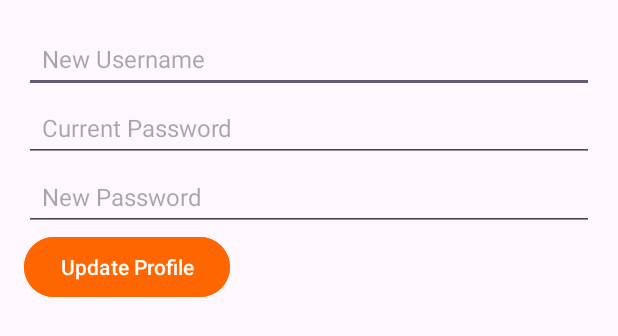
After one commit to DuKapai/ExpenseManagement, an Android app: the layout dialog_edit_profile.xml on its own in the app's theme, with its tools: preview values and no code run, on a phone screen of 412 x 824 dp. The commit adds this screen. Shown: the top 336 px of the screen. Run offline under Robolectric (Android 15) with nearby library versions, the phone set to English and light mode, and no system bars.

Commit message:
add edit profile

```diff
--- /dev/null
+++ b/Expense/expense/app/src/main/res/layout/dialog_edit_profile.xml
@@ -0,0 +1,36 @@
+<?xml version="1.0" encoding="utf-8"?>
+<LinearLayout xmlns:android="http://schemas.android.com/apk/res/android"
+    android:layout_width="match_parent"
+    android:layout_height="wrap_content"
+    android:orientation="vertical"
+    android:padding="16dp">
+    <EditText
+        android:id="@+id/edt_new_name"
+        android:layout_width="match_parent"
+        android:layout_height="wrap_content"
+        android:hint="New Username"
+        android:padding="12dp"
+        android:textSize="16sp" />
+    <EditText
+        android:id="@+id/edt_old_password"
+        android:layout_width="match_parent"
+        android:layout_height="wrap_content"
+        android:hint="Current Password"
+        android:padding="12dp"
+        android:textSize="16sp"
+        android:inputType="textPassword" />
+    <EditText
+        android:id="@+id/edt_new_password"
+        android:layout_width="match_parent"
+        android:layout_height="wrap_content"
+        android:hint="New Password"
+        android:padding="12dp"
+        android:textSize="16sp"
+        android:inputType="textPassword" />
+    <Button
+        android:id="@+id/btn_update_profile"
+        android:layout_width="wrap_content"
+        android:layout_height="wrap_content"
+        android:text="Update Profile"
+        android:backgroundTint="@color/buttonColor"/>
+</LinearLayout>
```
Also changed, not shown: Expense/expense/app/src/main/java/com/example/campusexpensemanager/Database/DatabaseHelper.java (+29 -1 lines), Expense/expense/app/src/main/java/com/example/campusexpensemanager/Fragments/Profile.java (+72 -18 lines), Expense/expense/app/src/main/res/layout/fragment_profile.xml (+11 -0 lines).
